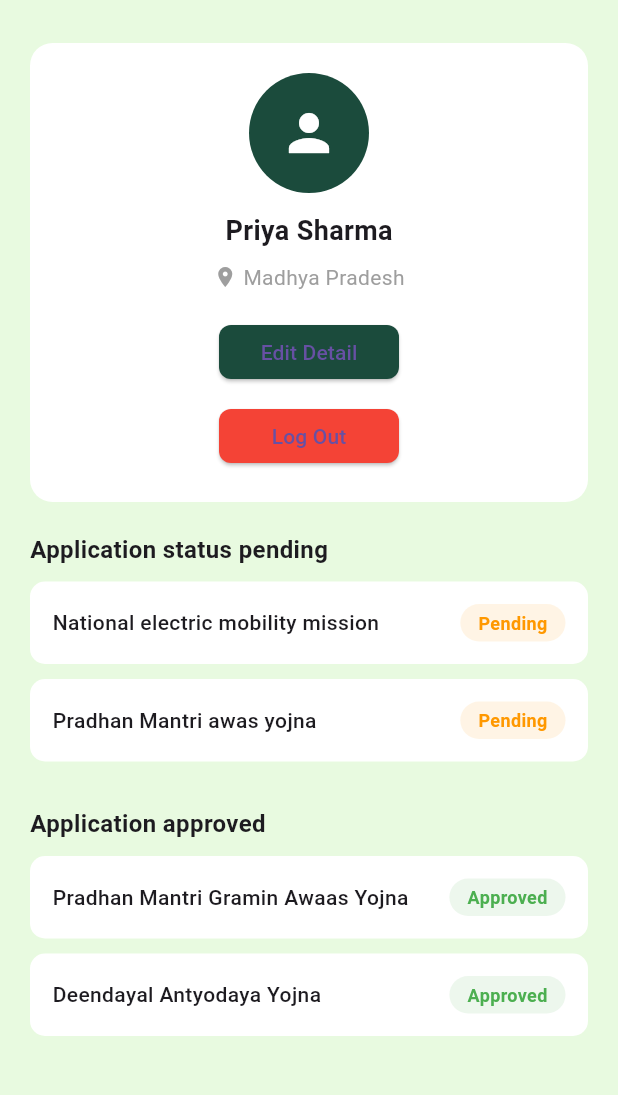
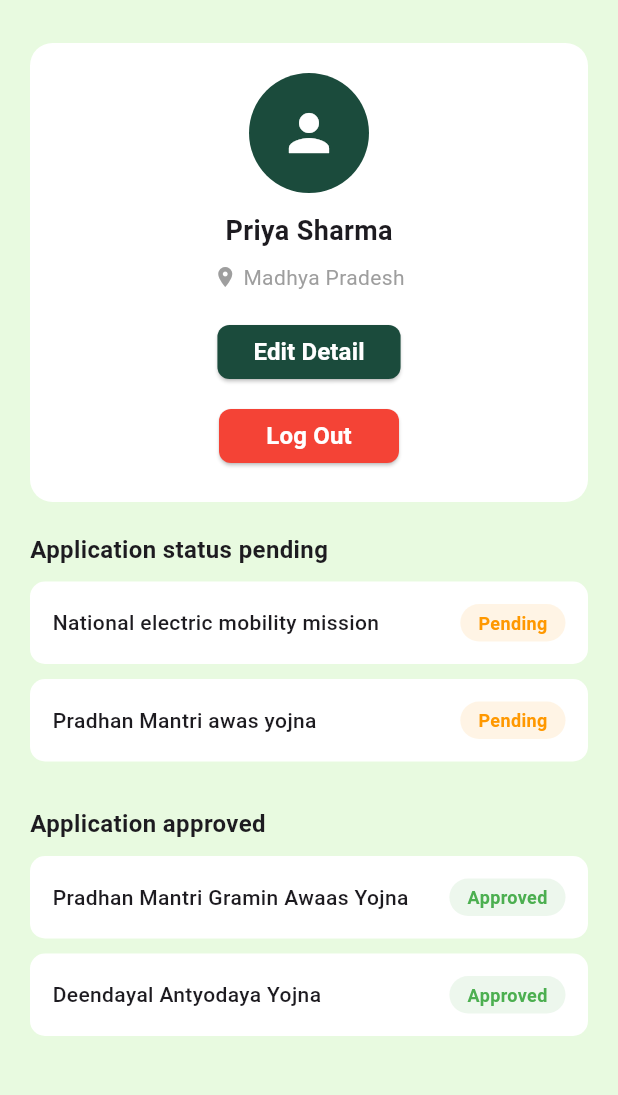
Before and after one commit to MrGojo/mehhh, a Flutter app: the ProfileScreen screen opened directly, on a phone screen of 412 x 824 dp, the part 89-1184 px from its top. Run offline on Flutter 3.47's test engine with Material 3 defaults, Android fonts, the phone set to English and light mode, and no system bars; our stand-ins replace file_picker, shared_preferences; accounts and stored records are empty.

Commit message:
Update UI elements: - Add income source dropdown menu with predefined options - Improve button text visibility in profile screen - Update text styling for Edit and Logout buttons

```diff
--- a/lib/screens/profile_screen.dart
+++ b/lib/screens/profile_screen.dart
@@ -146,7 +146,14 @@ class ProfileScreen extends StatelessWidget {
                                 borderRadius: BorderRadius.circular(8),
                               ),
                             ),
-                            child: const Text('Edit Detail'),
+                            child: const Text(
+                              'Edit Detail',
+                              style: TextStyle(
+                                color: Colors.white,
+                                fontWeight: FontWeight.w600,
+                                fontSize: 16,
+                              ),
+                            ),
                           ),
                           const SizedBox(height: 8),
                           ElevatedButton(
@@ -170,7 +177,14 @@ class ProfileScreen extends StatelessWidget {
                                 borderRadius: BorderRadius.circular(8),
                               ),
                             ),
-                            child: const Text('Log Out'),
+                            child: const Text(
+                              'Log Out',
+                              style: TextStyle(
+                                color: Colors.white,
+                                fontWeight: FontWeight.w600,
+                                fontSize: 16,
+                              ),
+                            ),
                           ),
                         ],
                       ),
```
Also changed, not shown: lib/screens/income_screen.dart (+30 -5 lines).
